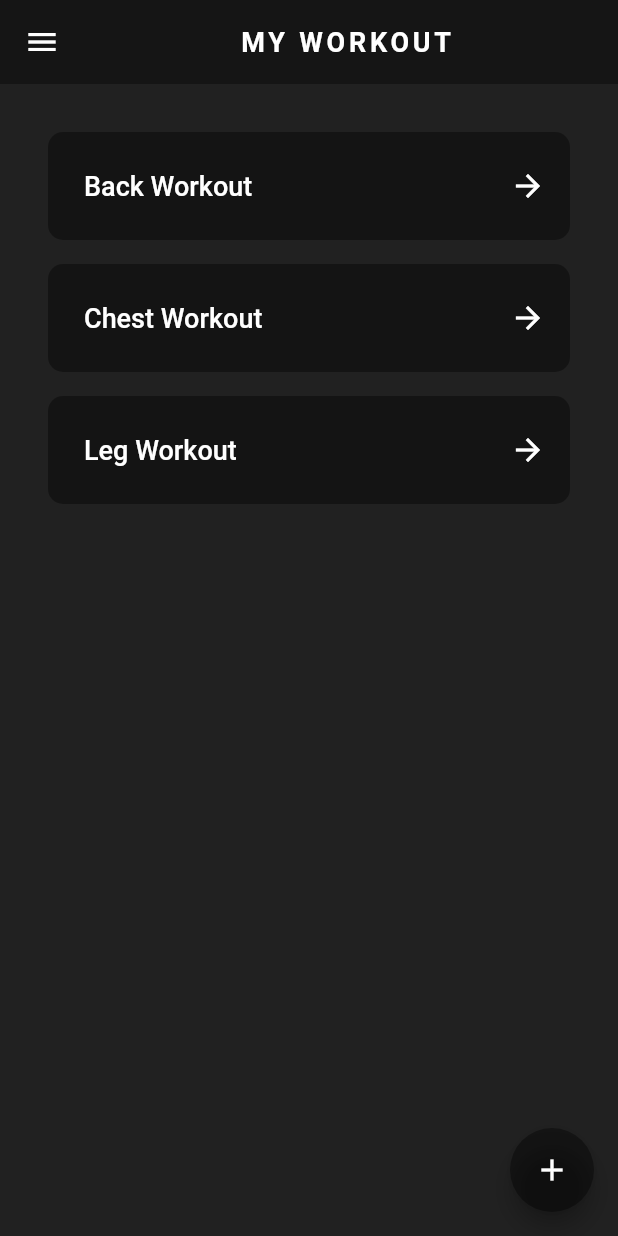
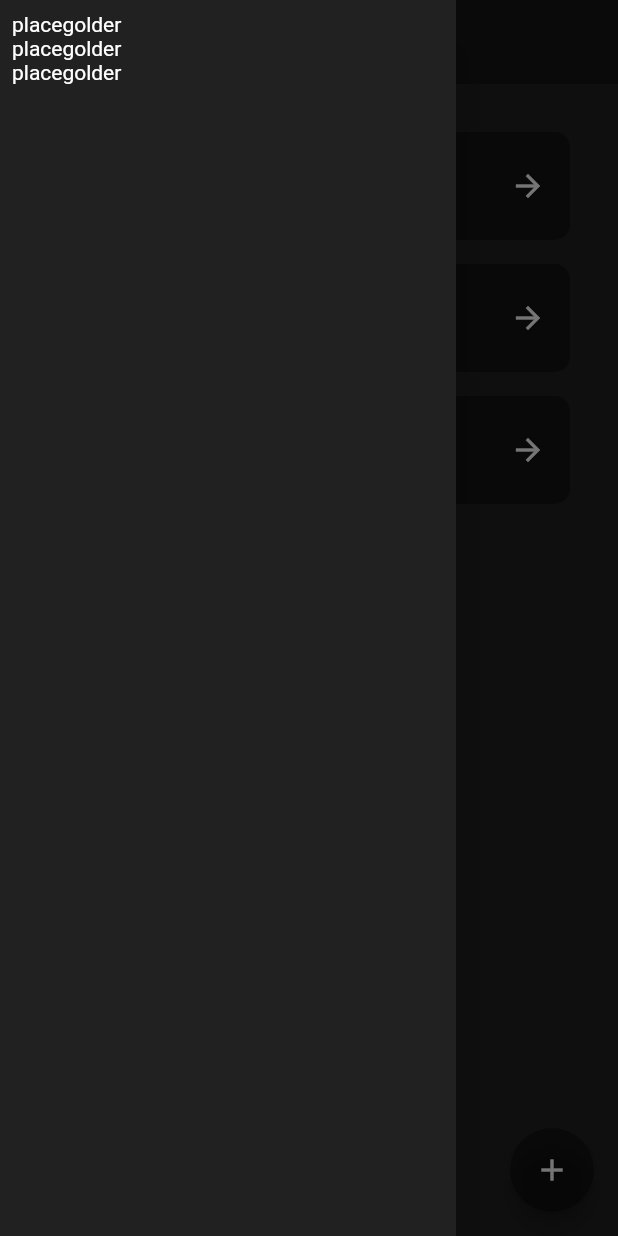
Before and after one commit to RafihYahya/WorkOut_Flutter_APP_V01_ALPHA, a Flutter app: the HomePage screen opened directly, with the side drawer open (before the commit the screen has no drawer), on a phone screen of 412 x 824 dp. Run offline on Flutter 3.47's test engine with Material 2 defaults, Android fonts, the phone set to English and light mode, and no system bars; our stand-ins replace google_nav_bar.

```diff
--- a/lib/data/gnavcustom.dart
+++ b/lib/data/gnavcustom.dart
@@ -52,7 +52,7 @@ class _GnavcustomState extends State<Gnavcustom> {
                     ),
                     GButton(
                         icon: Icons.explore,
-                        text: 'Exercice',
+                        text: 'Rest',
                         textStyle: TextStyle(
                             fontSize: 14.0,
                             letterSpacing: 1.2,
--- a/lib/main.dart
+++ b/lib/main.dart
@@ -33,9 +33,9 @@ class NewWidget extends StatefulWidget {
 class _NewWidgetState extends State<NewWidget> {
   int index = 0;
   final List<Widget> routes = [
+    const Allexec(),
     const HomePage(),
     const RemExec(),
-    const Allexec(),
   ];
   void updateindex(int value) {
     setState(() {
--- a/lib/pages/home_page.dart
+++ b/lib/pages/home_page.dart
@@ -72,7 +72,7 @@ class _HomePageState extends State<HomePage> {
           appBar: AppBar(
             title: const Center(
                 child: Text(
-              'MY WORKOUT ',
+              ' WORKOUT ',
               style: TextStyle(
                   fontSize: 18.0,
                   fontWeight: FontWeight.bold,
@@ -80,7 +80,7 @@ class _HomePageState extends State<HomePage> {
             )),
             elevation: 0,
             backgroundColor: const Color.fromARGB(90, 0, 0, 0),
-            leading: const Icon(Icons.menu),
+            //leading: const Icon(Icons.menu),
           ),
           floatingActionButton: FloatingActionButton(
             onPressed: (() => createNewWorkout(context)),
@@ -91,6 +91,19 @@ class _HomePageState extends State<HomePage> {
             ),
           ),
           backgroundColor: Colors.grey[900],
+          drawer: Drawer(
+            backgroundColor: Colors.grey.shade900,
+            child: Padding(
+              padding: const EdgeInsets.all(8.0),
+              child: ListView(
+                children: [
+                  Text('placegolder'),
+                  Text('placegolder'),
+                  Text('placegolder'),
+                ],
+              ),
+            ),
+          ),
           body: Row(
             children: [
               (screenWidth > 600)
@@ -106,7 +119,7 @@ class _HomePageState extends State<HomePage> {
                 child: Padding(
                   padding: const EdgeInsets.all(24.0),
                   child: ListView.builder(
-                    physics: const BouncingScrollPhysics(),
+                      physics: const BouncingScrollPhysics(),
                       itemCount: value.gettotalworkout(),
                       itemBuilder: (context, index) => Padding(
                             padding: const EdgeInsets.all(8.0),
```
